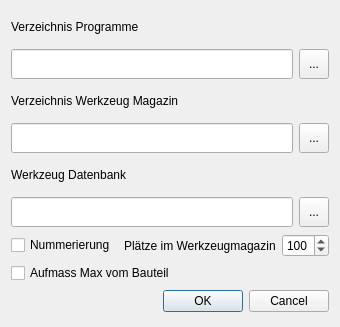
This is Dialoge/dialog_settings.ui in mikejg/CamHelper as Qt 5 draws it before an edit. The edited form follows.
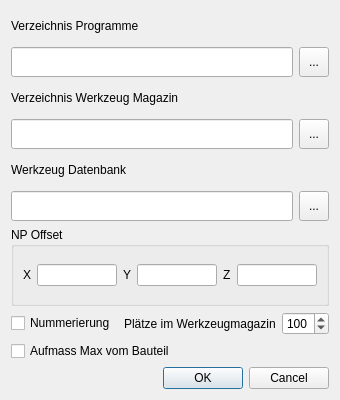
This is the edited form.

Diff of the .ui file:
```diff
--- a/Dialoge/dialog_settings.ui
+++ b/Dialoge/dialog_settings.ui
@@ -7,7 +7,7 @@
     <x>0</x>
     <y>0</y>
     <width>340</width>
-    <height>327</height>
+    <height>400</height>
    </rect>
   </property>
   <property name="sizePolicy">
@@ -194,6 +194,45 @@
      </item>
     </layout>
    </item>
+   <item>
+    <widget class="QGroupBox" name="groupBox_NPOffset">
+     <property name="title">
+      <string>NP Offset</string>
+     </property>
+     <layout class="QHBoxLayout" name="horizontalLayout">
+      <item>
+       <widget class="QLabel" name="label_X">
+        <property name="text">
+         <string>X</string>
+        </property>
+       </widget>
+      </item>
+      <item>
+       <widget class="QLineEdit" name="lineEdit_X"/>
+      </item>
+      <item>
+       <widget class="QLabel" name="label_2">
+        <property name="text">
+         <string>Y</string>
+        </property>
+       </widget>
+      </item>
+      <item>
+       <widget class="QLineEdit" name="lineEdit_Y"/>
+      </item>
+      <item>
+       <widget class="QLabel" name="label">
+        <property name="text">
+         <string>Z</string>
+        </property>
+       </widget>
+      </item>
+      <item>
+       <widget class="QLineEdit" name="lineEdit_Z"/>
+      </item>
+     </layout>
+    </widget>
+   </item>
    <item>
     <layout class="QVBoxLayout" name="verticalLayout">
      <item>
```
